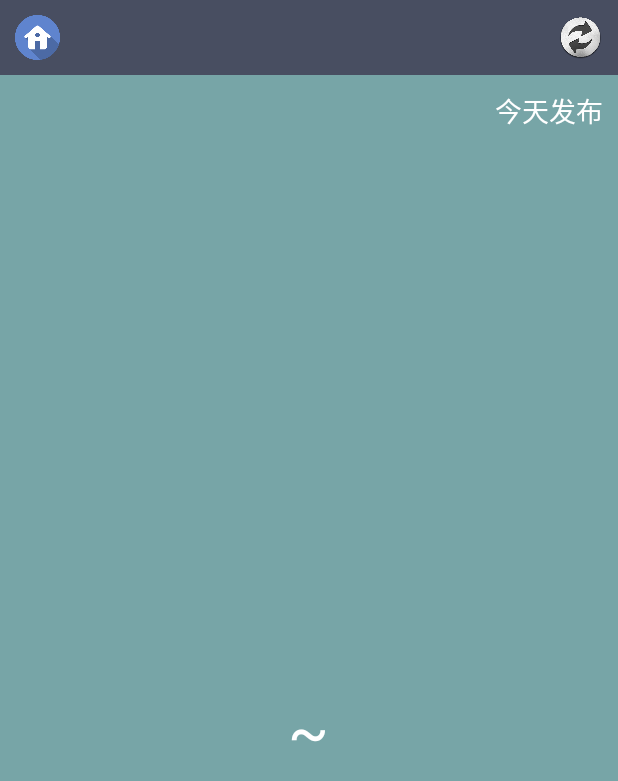
After one commit to demoyf/coolweather, an Android app: the WeatherActivity screen opened directly, with no data from a screen before it, on a phone screen of 412 x 824 dp. The commit adds this screen. Shown: the top 781 px of the screen. Run offline under Robolectric (Android 15) with nearby library versions, the phone set to English and light mode, and no system bars.

Commit message:
切换城市和手动更新天气的功能

```diff
--- a/app/src/main/AndroidManifest.xml
+++ b/app/src/main/AndroidManifest.xml
@@ -7,6 +7,7 @@
         android:icon="@drawable/ic_launcher"
         android:label="@string/app_name"
         android:theme="@style/AppTheme" >
+        <activity android:name=".activity.WeatherActivity"></activity>
         <activity
             android:name=".activity.ChooseAreaActivity"
             android:label="@string/app_name" >
--- /dev/null
+++ b/app/src/main/java/com/example/baidumaptest/coolweather/activity/WeatherActivity.java
@@ -0,0 +1,146 @@
+package com.example.baidumaptest.coolweather.activity;
+
+import android.app.Activity;
+import android.content.Intent;
+import android.content.SharedPreferences;
+import android.os.Bundle;
+import android.preference.PreferenceManager;
+import android.text.TextUtils;
+import android.view.View;
+import android.view.Window;
+import android.widget.Button;
+import android.widget.LinearLayout;
+import android.widget.TextView;
+
+import com.example.baidumaptest.coolweather.R;
+import com.example.baidumaptest.coolweather.util.HttpCallbackListener;
+import com.example.baidumaptest.coolweather.util.HttpUtil;
+import com.example.baidumaptest.coolweather.util.Utility;
+
+/**
+ * Created by alone on 2016/5/15.
+ */
+public class WeatherActivity extends Activity implements View.OnClickListener{
+    private LinearLayout weatherInfoLayout;
+//    show the city name
+    private TextView cityNameText;
+//    show publish time
+    private TextView publishText;
+//   the information, describe weather
+    private TextView weatherDespText;
+//    show temp 1;
+    private TextView temp1Text;
+//    show temp 2;
+    private TextView temp2Text;
+//    show current date
+    private TextView currentDateText;
+//    home button
+    private Button switchCity;
+//    refresh button
+    private Button refreshWeather;
+    @Override
+    protected void onCreate(Bundle savedInstanceState) {
+        super.onCreate(savedInstanceState);
+        requestWindowFeature(Window.FEATURE_NO_TITLE);
+        setContentView(R.layout.weather_layout);
+//        init  all View;
+        weatherInfoLayout = (LinearLayout)findViewById(R.id.weather_info_layout);
+        cityNameText = (TextView)findViewById(R.id.city_name);
+        publishText = (TextView)findViewById(R.id.publish_text);
+        weatherDespText = (TextView)findViewById(R.id.weather_desp);
+        temp1Text = (TextView)findViewById(R.id.temp1);
+        temp2Text = (TextView)findViewById(R.id.temp2);
+        currentDateText = (TextView)findViewById(R.id.current_date);
+        String countyCode = getIntent().getStringExtra("county_code");
+        if(!TextUtils.isEmpty(countyCode)){
+//            if has the county code,we should query the weather
+            publishText.setText("同步中...");
+            weatherInfoLayout.setVisibility(View.INVISIBLE);
+            cityNameText.setVisibility(View.INVISIBLE);
+            queryWeatherCode(countyCode);
+        }else{
+            showWeather();
+        }
+        switchCity = (Button)findViewById(R.id.switch_city);
+        refreshWeather = (Button)findViewById(R.id.refresh_weather);
+        switchCity.setOnClickListener(this);
+        refreshWeather.setOnClickListener(this);
+    }
+//      query the weather code by the county code
+    private void queryWeatherCode(String countyCode) {
+        String address = "http://www.weather.com.cn/data/list3/city"+countyCode+".xml";
+        queryFromServer(address,"countyCode");
+    }
+//    query the weather infromation from the server
+    private void queryWeatherInfo(String weatherCode){
+        String address = "http://www.weather.com.cn/data/cityinfo/"+weatherCode+".html";
+        queryFromServer(address,"weatherCode");
+    }
+//      根据传入的地址和类型向服务器查询天气代号或者天气信息
+    private void queryFromServer(final String address,final String type) {
+        HttpUtil.sendHttpRequest(address,new HttpCallbackListener() {
+            @Override
+            public void onFinish(String response) {
+                if(type.equals("countyCode")){
+                    if(!TextUtils.isEmpty(response)){
+//                        从服务器返回的数据中解析出天气代号
+                        String[] array = response.split("\\|");
+                        if(array!=null&&array.length==2){
+                            String weatherCode = array[1];
+                            queryWeatherInfo(weatherCode);
+                        }
+                    }
+                }else if(type.equals("weatherCode")){
+//                    处理服务器返回的天气信息
+                    Utility.handleWeatherResponse(WeatherActivity.this,response);
+                    runOnUiThread(new Runnable() {
+                        @Override
+                        public void run() {
+                            showWeather();
+                        }
+                    });
+                }
+            }
+
+            @Override
+            public void onError(Exception e) {
+                publishText.setText("同步失败");
+            }
+        });
+    }
+
+//    从SharedPreferences 文件中读取存储的天气信息，并显示到界面上。
+    private void showWeather() {
+        SharedPreferences prefs = PreferenceManager.getDefaultSharedPreferences(this);
+        cityNameText.setText(prefs.getString("city_name",""));
+        temp2Text.setText(prefs.getString("temp1",""));
+        temp1Text.setText(prefs.getString("temp2",""));
+        weatherDespText.setText(prefs.getString("weather_desp",""));
+        publishText.setText("今天"+prefs.getString("publish_time","")+"发布");
+        currentDateText.setText(prefs.getString("current_date",""));
+        weatherInfoLayout.setVisibility(View.VISIBLE);
+        cityNameText.setVisibility(View.VISIBLE);
+    }
+
+    @Override
+    public void onClick(View v) {
+        switch (v.getId()){
+            case R.id.switch_city:
+                Intent intent = new Intent(this,ChooseAreaActivity.class);
+                intent.putExtra("from_weather_activity",true);
+                startActivity(intent);
+                finish();
+                break;
+            case R.id.refresh_weather:
+                publishText.setText("同步中");
+                SharedPreferences preferences = PreferenceManager.getDefaultSharedPreferences(this);
+                String weatherCode = preferences.getString("weather_code","");
+                if(!TextUtils.isEmpty(weatherCode)){
+                    queryWeatherInfo(weatherCode);
+                }
+                break;
+            default:
+                break;
+        }
+    }
+}
--- /dev/null
+++ b/app/src/main/res/layout/weather_layout.xml
@@ -0,0 +1,108 @@
+<?xml version="1.0" encoding="utf-8"?>
+<LinearLayout xmlns:android="http://schemas.android.com/apk/res/android"
+    android:orientation="vertical"
+    android:layout_width="match_parent"
+    android:layout_height="match_parent">
+    <RelativeLayout
+        android:layout_width="match_parent"
+        android:layout_height="50dp"
+        android:background="#484E61">
+        <Button
+            android:layout_width="30dp"
+            android:layout_height="30dp"
+            android:id="@+id/switch_city"
+            android:layout_centerVertical="true"
+            android:layout_marginLeft="10dp"
+            android:background="@drawable/home"/>
+        <TextView
+            android:layout_width="wrap_content"
+            android:layout_height="wrap_content"
+            android:id="@+id/city_name"
+            android:layout_centerInParent="true"
+            android:textColor="#fff"
+            android:textSize="24sp"
+            />
+        <Button
+            android:layout_width="30dp"
+            android:layout_height="30dp"
+            android:id="@+id/refresh_weather"
+            android:layout_alignParentRight="true"
+            android:layout_centerVertical="true"
+            android:layout_marginRight="10dp"
+            android:background="@drawable/refresh"/>
+        </RelativeLayout>
+    <RelativeLayout
+        android:layout_width="match_parent"
+        android:layout_height="0dp"
+        android:layout_weight="1"
+        android:background="#77A5A7">
+        <TextView
+            android:layout_width="wrap_content"
+            android:layout_height="wrap_content"
+            android:id="@+id/publish_text"
+            android:layout_alignParentRight="true"
+            android:layout_marginRight="10dp"
+            android:layout_marginTop="10dp"
+            android:textColor="#FFF"
+            android:textSize="18sp"/>
+        <LinearLayout
+            android:layout_width="wrap_content"
+            android:layout_height="wrap_content"
+            android:id="@+id/weather_info_layout"
+            android:layout_centerInParent="true"
+            android:orientation="vertical"
+            >
+            <TextView
+                android:layout_width="wrap_content"
+                android:layout_height="40dp"
+                android:id="@+id/current_date"
+                android:gravity="center"
+                android:textColor="#FFF"
+                android:textSize="18sp"
+                />
+            <TextView
+                android:layout_width="wrap_content"
+                android:layout_height="60dp"
+                android:id="@+id/weather_desp"
+                android:layout_gravity="center_horizontal"
+                android:gravity="center"
+                android:textColor="#FFF"
+                android:textSize="40sp"/>
+            <LinearLayout
+                android:layout_width="wrap_content"
+                android:layout_height="60dp"
+                android:layout_gravity="center_horizontal"
+                android:orientation="horizontal"
+                >
+                <TextView
+                    android:layout_width="wrap_content"
+                    android:layout_height="wrap_content"
+                    android:id="@+id/temp1"
+                    android:layout_gravity="center_vertical"
+                    android:textColor="#FFF"
+                    android:textSize="40sp"
+                    />
+                <TextView
+                    android:layout_width="wrap_content"
+                    android:layout_height="wrap_content"
+                    android:layout_gravity="center_vertical"
+                    android:layout_marginRight="10dp"
+                    android:layout_marginLeft="10dp"
+                    android:text="~"
+                    android:textColor="#FFF"
+                    android:textSize="40sp"
+                    />
+                <TextView
+                    android:layout_width="wrap_content"
+                    android:layout_height="wrap_content"
+                    android:id="@+id/temp2"
+                    android:layout_gravity="center_vertical"
+                    android:textColor="#FFF"
+                    android:textSize="40sp"
+                    />
+                </LinearLayout>
+            </LinearLayout>
+        </RelativeLayout>
+
+
+</LinearLayout>
```
Also changed, not shown: app/src/main/java/com/example/baidumaptest/coolweather/activity/ChooseAreaActivity.java (+27 -1 lines), app/src/main/java/com/example/baidumaptest/coolweather/util/Utility.java (+47 -0 lines), app/src/main/res/drawable-hdpi/home.png (added), app/src/main/res/drawable-hdpi/refresh.png (added).
